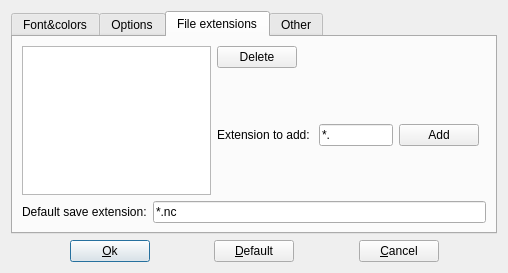
Old version of the form src/setupdialog.ui in the repository GCodeProjects/GCodeWorkShop.
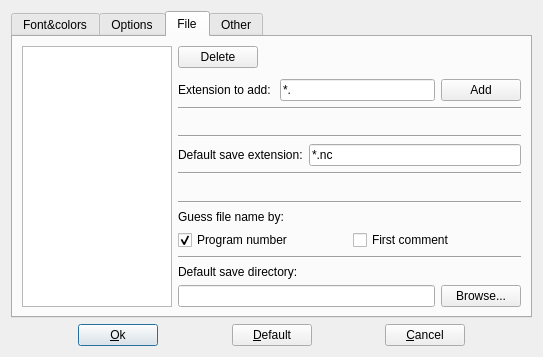
New version of the form. The open tabs and pages were chosen to show the change. Icons and pictures are not drawn.

```diff
--- a/src/setupdialog.ui
+++ b/src/setupdialog.ui
@@ -6,8 +6,8 @@
    <rect>
     <x>0</x>
     <y>0</y>
-    <width>508</width>
-    <height>273</height>
+    <width>543</width>
+    <height>357</height>
    </rect>
   </property>
   <property name="windowTitle">
@@ -362,10 +362,11 @@
          </property>
         </widget>
        </item>
-       <item row="8" column="0" colspan="3">
-        <layout class="QHBoxLayout" name="horizontalLayout_8">
-         <item>
-          <widget class="QLabel" name="label_5">
+       <item row="7" column="0">
+        <widget class="QCheckBox" name="clearUndocheckBox">
+         <property name="toolTip">
+          <string>Clear undo/redo history on save</string>
+         </property>
            <property name="text">
             <string>Default save directory:</string>
            </property>
@@ -377,11 +378,25 @@
          <item>
           <widget class="QPushButton" name="btnBrowseDirectory">
            <property name="text">
-            <string>Browse...</string>
-           </property>
-          </widget>
-         </item>
-        </layout>
+          <string>Show editor tooltips</string>
+         </property>
+         <property name="checked">
+          <bool>false</bool>
+         </property>
+        </widget>
+       </item>
+       <item row="8" column="0">
+        <spacer name="verticalSpacer_9">
+         <property name="orientation">
+          <enum>Qt::Vertical</enum>
+         </property>
+         <property name="sizeHint" stdset="0">
+          <size>
+           <width>20</width>
+           <height>40</height>
+          </size>
+         </property>
+        </spacer>
        </item>
       </layout>
      </widget>
@@ -390,20 +405,30 @@
        <string/>
       </property>
       <attribute name="title">
-       <string>File extensions</string>
+       <string>File</string>
       </attribute>
-      <layout class="QVBoxLayout" name="verticalLayout_3">
-       <item>
         <layout class="QHBoxLayout" name="horizontalLayout_3">
          <item>
           <widget class="QListWidget" name="lstExtensions">
+         <property name="sizePolicy">
+          <sizepolicy hsizetype="Minimum" vsizetype="Expanding">
+           <horstretch>0</horstretch>
+           <verstretch>0</verstretch>
+          </sizepolicy>
+         </property>
+         <property name="maximumSize">
+          <size>
+           <width>150</width>
+           <height>16777215</height>
+          </size>
+         </property>
            <property name="sortingEnabled">
             <bool>true</bool>
            </property>
           </widget>
          </item>
          <item>
-          <layout class="QVBoxLayout" name="verticalLayout_5">
+        <layout class="QVBoxLayout" name="verticalLayout_3">
            <item>
             <layout class="QHBoxLayout" name="horizontalLayout_9">
              <item>
@@ -440,7 +465,7 @@
              <property name="sizeHint" stdset="0">
               <size>
                <width>20</width>
-               <height>40</height>
+             <height>5</height>
               </size>
              </property>
             </spacer>
@@ -475,20 +500,14 @@
                </property>
               </widget>
              </item>
+          </layout>
+         </item>
              <item>
-              <spacer name="horizontalSpacer_7">
+          <widget class="Line" name="line_5">
                <property name="orientation">
                 <enum>Qt::Horizontal</enum>
                </property>
-               <property name="sizeHint" stdset="0">
-                <size>
-                 <width>40</width>
-                 <height>20</height>
-                </size>
-               </property>
-              </spacer>
-             </item>
-            </layout>
+          </widget>
            </item>
            <item>
             <spacer name="verticalSpacer_6">
@@ -498,14 +517,17 @@
              <property name="sizeHint" stdset="0">
               <size>
                <width>20</width>
-               <height>40</height>
+             <height>20</height>
               </size>
              </property>
             </spacer>
            </item>
-          </layout>
-         </item>
-        </layout>
+         <item>
+          <widget class="Line" name="line_2">
+           <property name="orientation">
+            <enum>Qt::Horizontal</enum>
+           </property>
+          </widget>
        </item>
        <item>
         <layout class="QHBoxLayout" name="horizontalLayout_7">
@@ -531,6 +553,114 @@
          </item>
         </layout>
        </item>
+         <item>
+          <widget class="Line" name="line_4">
+           <property name="orientation">
+            <enum>Qt::Horizontal</enum>
+           </property>
+          </widget>
+         </item>
+         <item>
+          <spacer name="verticalSpacer_8">
+           <property name="orientation">
+            <enum>Qt::Vertical</enum>
+           </property>
+           <property name="sizeHint" stdset="0">
+            <size>
+             <width>20</width>
+             <height>20</height>
+            </size>
+           </property>
+          </spacer>
+         </item>
+         <item>
+          <widget class="Line" name="line">
+           <property name="orientation">
+            <enum>Qt::Horizontal</enum>
+           </property>
+          </widget>
+         </item>
+         <item>
+          <layout class="QVBoxLayout" name="verticalLayout_5">
+           <item>
+            <widget class="QLabel" name="label_7">
+             <property name="text">
+              <string>Guess file name by:</string>
+             </property>
+            </widget>
+           </item>
+           <item>
+            <layout class="QHBoxLayout" name="horizontalLayout_10">
+             <item>
+              <widget class="QCheckBox" name="progNumCheckBox">
+               <property name="text">
+                <string>Program number</string>
+               </property>
+               <property name="checked">
+                <bool>true</bool>
+               </property>
+               <property name="autoExclusive">
+                <bool>true</bool>
+               </property>
+               <property name="tristate">
+                <bool>false</bool>
+               </property>
+              </widget>
+             </item>
+             <item>
+              <widget class="QCheckBox" name="firstCommCheckBox">
+               <property name="toolTip">
+                <string>Ensure that first comment in program is valid file name</string>
+               </property>
+               <property name="text">
+                <string>First comment</string>
+               </property>
+               <property name="autoExclusive">
+                <bool>true</bool>
+               </property>
+               <property name="tristate">
+                <bool>false</bool>
+               </property>
+              </widget>
+             </item>
+            </layout>
+           </item>
+           <item>
+            <widget class="Line" name="line_3">
+             <property name="orientation">
+              <enum>Qt::Horizontal</enum>
+             </property>
+            </widget>
+           </item>
+           <item>
+            <widget class="QLabel" name="label_5">
+             <property name="text">
+              <string>Default save directory:</string>
+             </property>
+            </widget>
+           </item>
+           <item>
+            <layout class="QHBoxLayout" name="horizontalLayout_8">
+             <item>
+              <widget class="QLineEdit" name="edtSaveDirectory"/>
+             </item>
+             <item>
+              <widget class="QPushButton" name="btnBrowseDirectory">
+               <property name="text">
+                <string>Browse...</string>
+               </property>
+               <property name="icon">
+                <iconset resource="application.qrc">
+                 <normaloff>:/images/browse.png</normaloff>:/images/browse.png</iconset>
+               </property>
+              </widget>
+             </item>
+            </layout>
+           </item>
+          </layout>
+         </item>
+        </layout>
+       </item>
       </layout>
      </widget>
      <widget class="QWidget" name="otherTab">
```
Left out of the diff: 46 changed lines with no effect on the pictures. Lines whose indentation alone changed are shown as unchanged.
